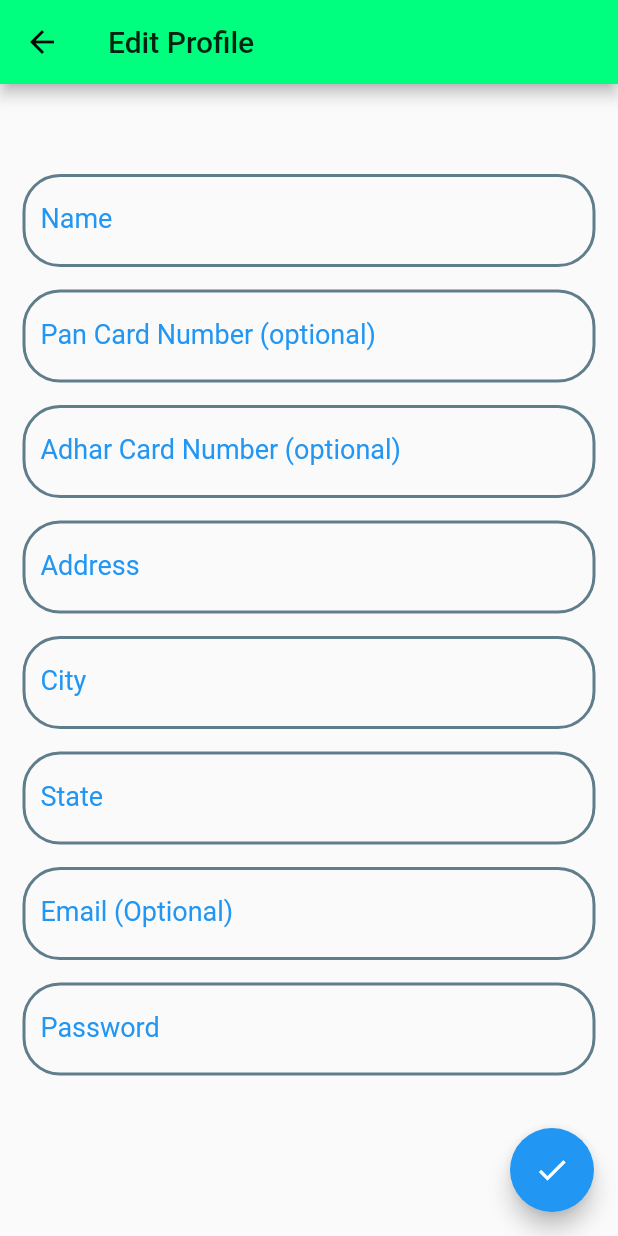
After one commit to imtanbro/code_fury_app, a Flutter app: the EditRegister screen opened directly, on a phone screen of 412 x 824 dp. The commit adds this screen. Run offline on Flutter 3.47's test engine with Material 2 defaults, Android fonts, the phone set to English and light mode, and no system bars; our stand-ins replace animated_text_kit, carousel_slider, cloud_firestore, curved_navigation_bar, firebase_auth, firebase_core and 5 more; missing offline and left inert: dart:js; accounts and stored records are empty.

Commit message:
Adding for editable

```diff
--- /dev/null
+++ b/lib/Employee/Screens/Profile/editprofile.dart
@@ -0,0 +1,294 @@
+import 'package:codefuryapp/Employee/Screens/HomeScreen/home.dart';
+import 'package:codefuryapp/Employee/Screens/Profile/profile.dart';
+import 'package:firebase_auth/firebase_auth.dart';
+import 'package:flutter/material.dart';
+
+class EditRegister extends StatefulWidget {
+  @override
+  _EditRegisterState createState() => _EditRegisterState();
+}
+
+class _EditRegisterState extends State<EditRegister> {
+  String email, password, name, pan, adhar, address, city, state;
+  final _formKey = GlobalKey<FormState>();
+
+  Widget customfield(String label, String value) {
+    return TextFormField(
+      cursorColor: Colors.blue,
+      style: TextStyle(
+        color: Color.fromRGBO(244, 180, 0, 1),
+        decorationColor: Color.fromRGBO(66, 133, 244, 1),
+        fontSize: 19,
+        // backgroundColor: Colors.blue,
+      ),
+      decoration: InputDecoration(
+        labelText: label,
+        labelStyle: TextStyle(
+          fontSize: 18,
+          color: Colors.blue,
+        ),
+        // fillColor: Colors.white,
+        // filled: true,
+        enabledBorder: OutlineInputBorder(
+          borderSide: const BorderSide(color: Colors.blueGrey, width: 2.0),
+          borderRadius: BorderRadius.circular(25.0),
+        ),
+      ),
+      onChanged: (val) {
+        value = val;
+      },
+      validator: (val) {
+        if (val.isEmpty) {
+          return "Enter ${label}";
+        }
+
+        return null;
+      },
+    );
+  }
+
+  @override
+  Widget build(BuildContext context) {
+    return Scaffold(
+      appBar: AppBar(
+        title: Text("Edit Profile"),
+      ),
+      body: Container(
+        padding: EdgeInsets.symmetric(horizontal: 15),
+        width: MediaQuery.of(context).size.width,
+        height: MediaQuery.of(context).size.height,
+        child: SingleChildScrollView(
+          child: Column(
+            children: [
+              Form(
+                  key: _formKey,
+                  child: SingleChildScrollView(
+                    child: Padding(
+                      padding: const EdgeInsets.only(top: 60),
+                      child: Column(
+                        children: [
+                          customfield("Name", name),
+                          SizedBox(
+                            height: 15,
+                          ),
+
+                          TextFormField(
+                            cursorColor: Colors.blue,
+                            style: TextStyle(
+                              color: Color.fromRGBO(244, 180, 0, 1),
+                              decorationColor: Color.fromRGBO(66, 133, 244, 1),
+                              fontSize: 19,
+                              // backgroundColor: Colors.blue,
+                            ),
+                            decoration: InputDecoration(
+                              labelText: "Pan Card Number (optional)",
+                              labelStyle: TextStyle(
+                                fontSize: 18,
+                                color: Colors.blue,
+                              ),
+                              // fillColor: Colors.white,
+                              // filled: true,
+                              enabledBorder: OutlineInputBorder(
+                                borderSide: const BorderSide(
+                                    color: Colors.blueGrey, width: 2.0),
+                                borderRadius: BorderRadius.circular(25.0),
+                              ),
+                            ),
+                            onChanged: (val) {
+                              pan = val;
+                            },
+                            // validator: (val) {
+                            //   if (val.isEmpty) {
+                            //     return "Enter Name";
+                            //   }
+                            //   return null;
+                            // },
+                          ),
+                          SizedBox(
+                            height: 15,
+                          ),
+
+                          TextFormField(
+                            cursorColor: Colors.blue,
+                            style: TextStyle(
+                              color: Color.fromRGBO(244, 180, 0, 1),
+                              decorationColor: Color.fromRGBO(66, 133, 244, 1),
+                              fontSize: 19,
+                              // backgroundColor: Colors.blue,
+                            ),
+                            decoration: InputDecoration(
+                              labelText: "Adhar Card Number (optional)",
+                              labelStyle: TextStyle(
+                                fontSize: 18,
+                                color: Colors.blue,
+                              ),
+                              // fillColor: Colors.white,
+                              // filled: true,
+                              enabledBorder: OutlineInputBorder(
+                                borderSide: const BorderSide(
+                                    color: Colors.blueGrey, width: 2.0),
+                                borderRadius: BorderRadius.circular(25.0),
+                              ),
+                            ),
+                            onChanged: (val) {
+                              adhar = val;
+                            },
+                            // validator: (val) {
+                            //   if (val.isEmpty) {
+                            //     return "Enter Name";
+                            //   }
+                            //   return null;
+                            // },
+                          ),
+                          SizedBox(
+                            height: 15,
+                          ),
+
+                          customfield("Address", address),
+                          SizedBox(
+                            height: 15,
+                          ),
+                          customfield("City", city),
+                          SizedBox(
+                            height: 15,
+                          ),
+                          customfield("State", state),
+                          SizedBox(
+                            height: 15,
+                          ),
+
+                          TextFormField(
+                            cursorColor: Colors.blue,
+                            style: TextStyle(
+                              color: Color.fromRGBO(244, 180, 0, 1),
+                              decorationColor: Color.fromRGBO(66, 133, 244, 1),
+                              fontSize: 19,
+                              // backgroundColor: Colors.blue,
+                            ),
+                            decoration: InputDecoration(
+                              labelText: "Email (Optional)",
+                              labelStyle: TextStyle(
+                                fontSize: 18,
+                                color: Colors.blue,
+                              ),
+                              // fillColor: Colors.white,
+                              // filled: true,
+                              enabledBorder: OutlineInputBorder(
+                                borderSide: const BorderSide(
+                                    color: Colors.blueGrey, width: 2.0),
+                                borderRadius: BorderRadius.circular(25.0),
+                              ),
+                            ),
+                            onChanged: (val) {
+                              email = val;
+                            },
+                          ),
+                          SizedBox(
+                            height: 15,
+                          ),
+
+                          TextFormField(
+                            cursorColor: Colors.blue,
+                            style: TextStyle(
+                              color: Color.fromRGBO(244, 180, 0, 1),
+                              decorationColor: Color.fromRGBO(66, 133, 244, 1),
+                              fontSize: 19,
+                              // backgroundColor: Colors.blue,
+                            ),
+                            obscureText: true,
+                            decoration: InputDecoration(
+                              labelText: "Password",
+                              labelStyle: TextStyle(
+                                fontSize: 18,
+                                color: Colors.blue,
+                              ),
+                              // fillColor: Colors.white,
+                              // filled: true,
+                              enabledBorder: OutlineInputBorder(
+                                borderSide: const BorderSide(
+                                    color: Colors.blueGrey, width: 2.0),
+                                borderRadius: BorderRadius.circular(25.0),
+                              ),
+                            ),
+                            onChanged: (val) {
+                              password = val;
+                            },
+                            validator: (val) {
+                              if (val.isEmpty) {
+                                return "Enter Password";
+                              }
+                              if (val.length < 6) {
+                                return "Password should be 6 Char Long";
+                              }
+                              return null;
+                            },
+                          ),
+                          SizedBox(
+                            height: 50,
+                          ),
+                          // GestureDetector(
+                          //     onTap: () {
+                          //   if (_formKey.currentState.validate()) {
+                          //     print("Valid");
+                          //     print(email);
+
+                          //     // context
+                          //     //     .read<AuthService>()
+                          //     //     .signUp(
+                          //     //       email: email,
+                          //     //       pass: password,
+                          //     //     )
+                          //     //     .then((value) => Navigator.pushReplacement(
+                          //     //         context,
+                          //     //         MaterialPageRoute(
+                          //     //             builder: (context) => HomePage())));
+                          //   } else {
+                          //     print("InValid");
+                          //   }
+                          // },
+                          // child: customButton(context, "Sign Up", 50)),
+                          SizedBox(
+                            height: 20,
+                          ),
+                        ],
+                      ),
+                    ),
+                  ))
+            ],
+          ),
+        ),
+      ),
+      floatingActionButton: FloatingActionButton(
+        child: Icon(Icons.done),
+        onPressed: () {
+          if (_formKey.currentState.validate()) {
+            print("Valid");
+            print(email);
+            print(address);
+            print(adhar);
+            print(address);
+            print(city);
+            print(state);
+            print(pan);
+
+            Navigator.pushReplacement(context,
+                MaterialPageRoute(builder: (context) => ProfileApplicant()));
+
+            // context
+            //     .read<AuthService>()
+            //     .signUp(
+            //       email: email,
+            //       pass: password,
+            //     )
+            //     .then((value) => Navigator.pushReplacement(
+            //         context,
+            //         MaterialPageRoute(
+            //             builder: (context) => HomePage())));
+          } else {
+            print("InValid");
+          }
+        },
+      ),
+    );
+  }
+}
--- a/lib/Employee/Screens/Profile/profile.dart
+++ b/lib/Employee/Screens/Profile/profile.dart
@@ -1,3 +1,4 @@
+import 'package:codefuryapp/Employee/Screens/Profile/editprofile.dart';
 import 'package:flutter/material.dart';
 
 class ProfileApplicant extends StatefulWidget {
@@ -14,10 +15,16 @@ class _ProfileApplicantState extends State<ProfileApplicant> {
         actions: [
           Padding(
             padding: const EdgeInsets.only(right: 10),
-            child: Icon(Icons.edit),
+            child: GestureDetector(
+                onTap: () {
+                  Navigator.push(context,
+                      MaterialPageRoute(builder: (context) => EditRegister()));
+                },
+                child: Icon(Icons.edit)),
           ),
-        ],),
-          body: Container(
+        ],
+      ),
+      body: Container(
         padding: EdgeInsets.all(20),
         child: Column(
           crossAxisAlignment: CrossAxisAlignment.start,
@@ -36,10 +43,9 @@ class _ProfileApplicantState extends State<ProfileApplicant> {
                   'Name',
                   textAlign: TextAlign.center,
                   style: TextStyle(
-                    fontSize: 30,
-                    fontWeight: FontWeight.bold ,
-                    color: Colors.black
-                  ),
+                      fontSize: 30,
+                      fontWeight: FontWeight.bold,
+                      color: Colors.black),
                 ),
               ],
             ),
@@ -56,16 +62,13 @@ class _ProfileApplicantState extends State<ProfileApplicant> {
             SizedBox(
               height: 5,
             ),
-            Text('Pan Number',
-              style: TextStyle(
-                fontSize: 20
-              ),
+            Text(
+              'Pan Number',
+              style: TextStyle(fontSize: 20),
             ),
             SizedBox(
               height: 15,
             ),
-
-
             Text(
               'Adhar Details :',
               style: TextStyle(
@@ -76,15 +79,13 @@ class _ProfileApplicantState extends State<ProfileApplicant> {
             SizedBox(
               height: 5,
             ),
-            Text('Adhar Number',
-              style: TextStyle(
-                fontSize: 20
-              ),
+            Text(
+              'Adhar Number',
+              style: TextStyle(fontSize: 20),
             ),
             SizedBox(
               height: 15,
             ),
-
             Text(
               'Address :',
               style: TextStyle(
@@ -95,16 +96,13 @@ class _ProfileApplicantState extends State<ProfileApplicant> {
             SizedBox(
               height: 5,
             ),
-            Text('Entire Address along with State and City.',
-              style: TextStyle(
-                fontSize: 20
-              ),
+            Text(
+              'Entire Address along with State and City.',
+              style: TextStyle(fontSize: 20),
             ),
-
-             SizedBox(
+            SizedBox(
               height: 15,
             ),
-
             Text(
               'Email Address :',
               style: TextStyle(
@@ -115,10 +113,9 @@ class _ProfileApplicantState extends State<ProfileApplicant> {
             SizedBox(
               height: 5,
             ),
-            Text('Email',
-              style: TextStyle(
-                fontSize: 20
-              ),
+            Text(
+              'Email',
+              style: TextStyle(fontSize: 20),
             ),
           ],
         ),
```
